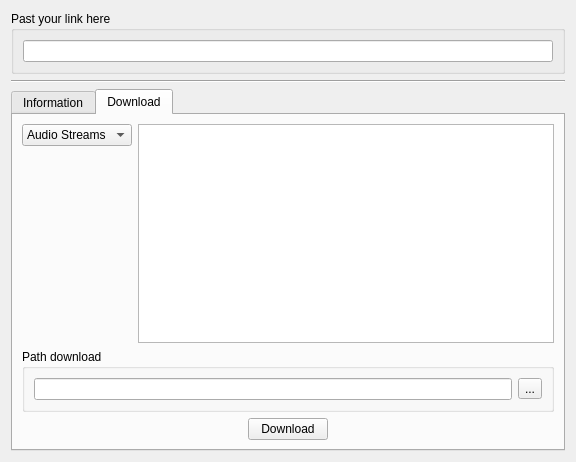
The window that Ui_YouD/Ui_YouD.ui (shuforov/YouD) describes before a commit, drawn with Qt 5.
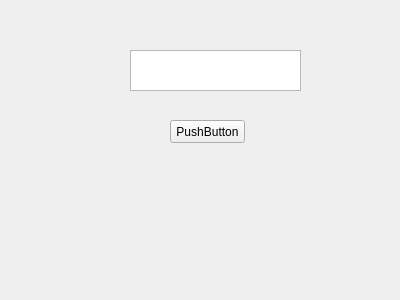
The same window after the commit. The open tabs and pages were chosen to show the change.

The edit to the form file:
```diff
--- a/Ui_YouD/Ui_YouD.ui
+++ b/Ui_YouD/Ui_YouD.ui
@@ -6,248 +6,36 @@
    <rect>
     <x>0</x>
     <y>0</y>
-    <width>576</width>
-    <height>462</height>
+    <width>400</width>
+    <height>300</height>
    </rect>
   </property>
   <property name="windowTitle">
    <string>Form</string>
   </property>
-  <layout class="QHBoxLayout" name="horizontalLayout">
-   <item>
-    <layout class="QVBoxLayout" name="verticalLayout">
-     <item>
-      <widget class="QGroupBox" name="groupBox_2">
-       <property name="title">
-        <string>Past your link here</string>
-       </property>
-       <layout class="QVBoxLayout" name="verticalLayout_6">
-        <item>
-         <widget class="QLineEdit" name="Link">
-          <property name="minimumSize">
-           <size>
-            <width>0</width>
-            <height>20</height>
-           </size>
-          </property>
-          <property name="text">
-           <string/>
-          </property>
-         </widget>
-        </item>
-       </layout>
-      </widget>
-     </item>
-     <item>
-      <widget class="Line" name="line">
-       <property name="orientation">
-        <enum>Qt::Horizontal</enum>
-       </property>
-      </widget>
-     </item>
-     <item>
-      <widget class="QTabWidget" name="tabWidget">
-       <property name="enabled">
-        <bool>true</bool>
-       </property>
-       <property name="currentIndex">
-        <number>0</number>
-       </property>
-       <widget class="QWidget" name="tab_2">
-        <attribute name="title">
-         <string>Information</string>
-        </attribute>
-        <layout class="QVBoxLayout" name="verticalLayout_3">
-         <item>
-          <layout class="QHBoxLayout" name="horizontalLayout_5">
-           <item>
-            <widget class="QGroupBox" name="groupBox_3">
-             <property name="title">
-              <string>Logo</string>
-             </property>
-             <layout class="QVBoxLayout" name="verticalLayout_7">
-              <item>
-               <widget class="QLabel" name="LogoImage">
-                <property name="text">
-                 <string>Some text</string>
-                </property>
-               </widget>
-              </item>
-             </layout>
-            </widget>
-           </item>
-           <item>
-            <widget class="QGroupBox" name="groupBox_4">
-             <property name="title">
-              <string>Description</string>
-             </property>
-             <layout class="QHBoxLayout" name="horizontalLayout_7">
-              <item>
-               <widget class="QLabel" name="Description">
-                <property name="text">
-                 <string/>
-                </property>
-               </widget>
-              </item>
-             </layout>
-            </widget>
-           </item>
-          </layout>
-         </item>
-         <item>
-          <layout class="QHBoxLayout" name="horizontalLayout_6">
-           <item>
-            <spacer name="horizontalSpacer_3">
-             <property name="orientation">
-              <enum>Qt::Horizontal</enum>
-             </property>
-             <property name="sizeHint" stdset="0">
-              <size>
-               <width>40</width>
-               <height>20</height>
-              </size>
-             </property>
-            </spacer>
-           </item>
-           <item>
-            <widget class="QPushButton" name="TakeInformation">
-             <property name="text">
-              <string>Take Information</string>
-             </property>
-            </widget>
-           </item>
-           <item>
-            <spacer name="horizontalSpacer_4">
-             <property name="orientation">
-              <enum>Qt::Horizontal</enum>
-             </property>
-             <property name="sizeHint" stdset="0">
-              <size>
-               <width>40</width>
-               <height>20</height>
-              </size>
-             </property>
-            </spacer>
-           </item>
-          </layout>
-         </item>
-        </layout>
-       </widget>
-       <widget class="QWidget" name="tab">
-        <attribute name="title">
-         <string>Download</string>
-        </attribute>
-        <layout class="QVBoxLayout" name="verticalLayout_2">
-         <item>
-          <layout class="QHBoxLayout" name="horizontalLayout_2">
-           <item>
-            <layout class="QVBoxLayout" name="verticalLayout_5">
-             <item>
-              <widget class="QComboBox" name="TypeOfStream">
-               <item>
-                <property name="text">
-                 <string>Audio Streams</string>
-                </property>
-               </item>
-               <item>
-                <property name="text">
-                 <string>Video Streams</string>
-                </property>
-               </item>
-               <item>
-                <property name="text">
-                 <string>All Streams</string>
-                </property>
-               </item>
-              </widget>
-             </item>
-             <item>
-              <spacer name="verticalSpacer">
-               <property name="orientation">
-                <enum>Qt::Vertical</enum>
-               </property>
-               <property name="sizeHint" stdset="0">
-                <size>
-                 <width>20</width>
-                 <height>40</height>
-                </size>
-               </property>
-              </spacer>
-             </item>
-            </layout>
-           </item>
-           <item>
-            <widget class="QListView" name="ListOfStream"/>
-           </item>
-          </layout>
-         </item>
-         <item>
-          <widget class="QGroupBox" name="groupBox">
-           <property name="title">
-            <string>Path download</string>
-           </property>
-           <layout class="QVBoxLayout" name="verticalLayout_4">
-            <item>
-             <layout class="QHBoxLayout" name="horizontalLayout_4">
-              <item>
-               <widget class="QLineEdit" name="PathDownload"/>
-              </item>
-              <item>
-               <widget class="QToolButton" name="PathButton">
-                <property name="text">
-                 <string>...</string>
-                </property>
-               </widget>
-              </item>
-             </layout>
-            </item>
-           </layout>
-          </widget>
-         </item>
-         <item>
-          <layout class="QHBoxLayout" name="horizontalLayout_3">
-           <item>
-            <spacer name="horizontalSpacer_2">
-             <property name="orientation">
-              <enum>Qt::Horizontal</enum>
-             </property>
-             <property name="sizeHint" stdset="0">
-              <size>
-               <width>40</width>
-               <height>20</height>
-              </size>
-             </property>
-            </spacer>
-           </item>
-           <item>
-            <widget class="QPushButton" name="Download">
-             <property name="text">
-              <string>Download</string>
-             </property>
-            </widget>
-           </item>
-           <item>
-            <spacer name="horizontalSpacer">
-             <property name="orientation">
-              <enum>Qt::Horizontal</enum>
-             </property>
-             <property name="sizeHint" stdset="0">
-              <size>
-               <width>40</width>
-               <height>20</height>
-              </size>
-             </property>
-            </spacer>
-           </item>
-          </layout>
-         </item>
-        </layout>
-       </widget>
-      </widget>
-     </item>
-    </layout>
-   </item>
-  </layout>
+  <widget class="QTextEdit" name="textEdit">
+   <property name="geometry">
+    <rect>
+     <x>130</x>
+     <y>50</y>
+     <width>171</width>
+     <height>41</height>
+    </rect>
+   </property>
+  </widget>
+  <widget class="QPushButton" name="pushButton">
+   <property name="geometry">
+    <rect>
+     <x>170</x>
+     <y>120</y>
+     <width>75</width>
+     <height>23</height>
+    </rect>
+   </property>
+   <property name="text">
+    <string>PushButton</string>
+   </property>
+  </widget>
  </widget>
  <tabstops>
   <tabstop>tabWidget</tabstop>
```
Left out of the diff: 27 changed lines with no effect on the pictures.
